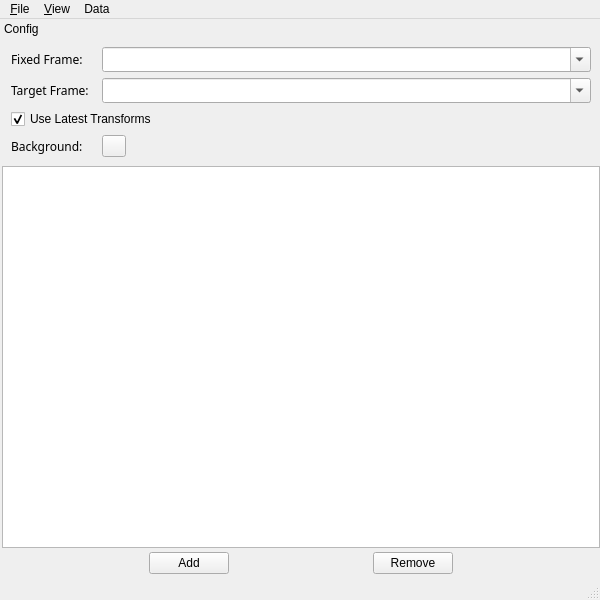
This is mapviz/src/mapviz.ui in swri-robotics/mapviz as Qt 5 draws it before an edit. The edited form follows.
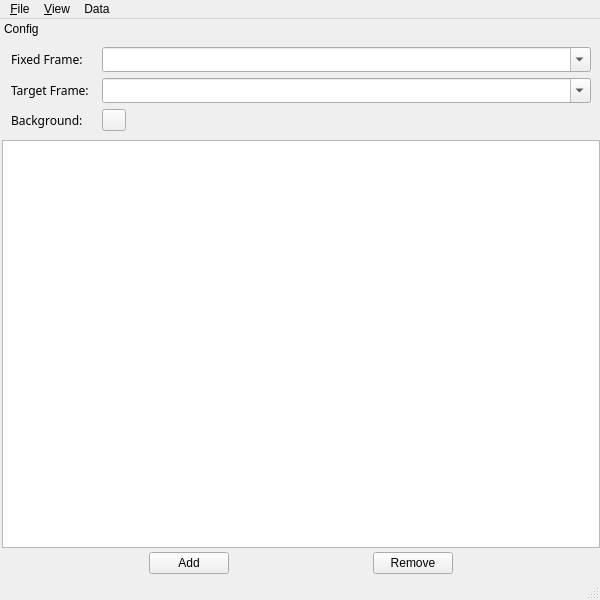
This is the edited form. Custom widgets are drawn as their Qt base class.

Commit message: Restore and refactor use_latest_transforms option for point drawing plugins like Odometry.

The edit to the form file:
```diff
--- a/mapviz/src/mapviz.ui
+++ b/mapviz/src/mapviz.ui
@@ -254,24 +254,6 @@
           </property>
          </widget>
         </item>
-        <item row="3" column="0" colspan="3">
-         <widget class="QCheckBox" name="uselatesttransforms">
-          <property name="toolTip">
-           <string>Use the current time when transforming data instead of using the
-                                                timestamps associated with the data
-                                            </string>
-          </property>
-          <property name="layoutDirection">
-           <enum>Qt::LeftToRight</enum>
-          </property>
-          <property name="text">
-           <string>Use Latest Transforms</string>
-          </property>
-          <property name="checked">
-           <bool>true</bool>
-          </property>
-         </widget>
-        </item>
        </layout>
       </widget>
      </item>
```
Left out of the diff: 18 changed lines with no effect on the pictures. The commit also changes 19 other files.
